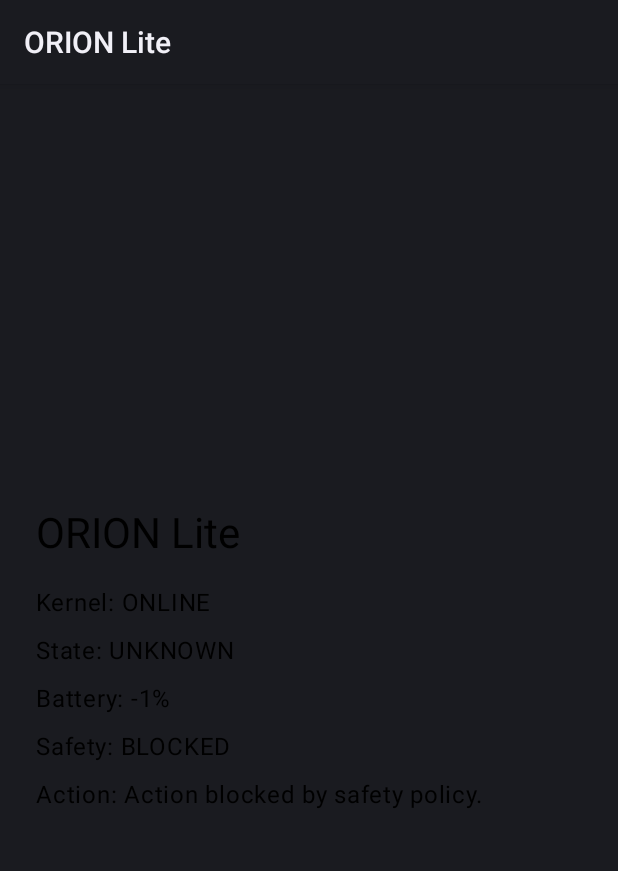
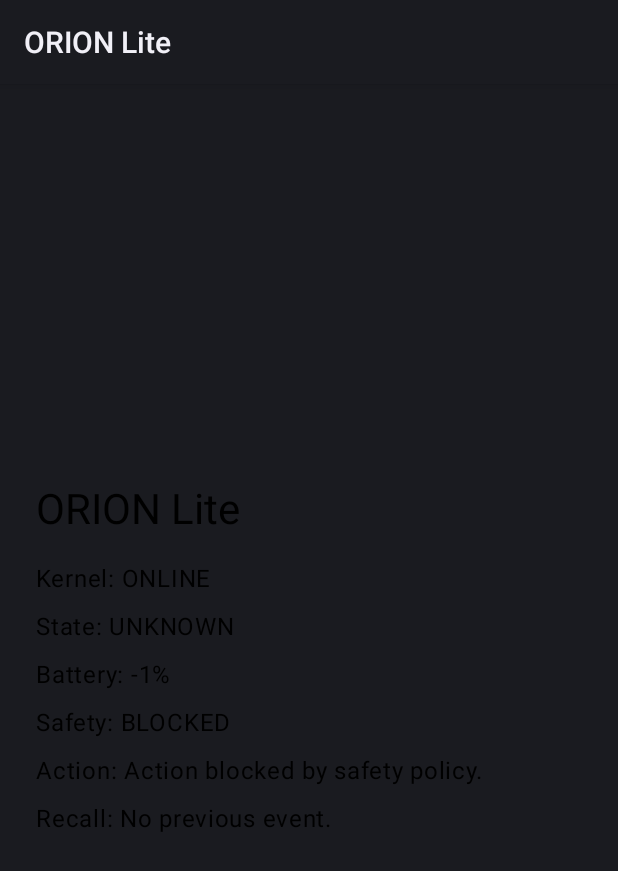
Before and after one commit to vikricahya64-alt/ORION-Lite., an Android app built with Jetpack Compose: the screen it shows after launch (MainActivity), on a phone screen of 412 x 824 dp. Shown: the top 871 px of the screen. Run offline under Robolectric (Android 15) with nearby library versions, the phone set to English and light mode, and no system bars.

Commit message:
feat: add ORION recall layer

```diff
--- a/android/app/src/main/java/com/orion/lite/MainActivity.kt
+++ b/android/app/src/main/java/com/orion/lite/MainActivity.kt
@@ -62,11 +62,25 @@ class MainActivity : ComponentActivity() {
                 mutableStateOf("Starting...")
             }
 
+    var recall = remember {
+        mutableStateOf("No previous event.")
+    }
+
             LaunchedEffect(Unit) {
 
                 kernel.heartbeat()
 
-                val device = monitor.read()
+
+
+        val previous = memory.recall()
+
+        recall.value = if (previous != null) {
+            "Previous: ${previous.state} | Battery: ${previous.battery}% | Action: ${previous.actionId} | Result: ${previous.result}"
+        } else {
+            "No previous event."
+        }
+
+val device = monitor.read()
                 val decision = core.analyze(device)
                 val routedAction = router.route(decision)
 
@@ -163,6 +177,13 @@ class MainActivity : ComponentActivity() {
                         modifier =
                             Modifier.padding(top = 8.dp)
                     )
+
+          Text(
+              text =
+                  "Recall: ${recall.value}",
+              modifier =
+                  Modifier.padding(top = 8.dp)
+          )
                 }
             }
         }
```
